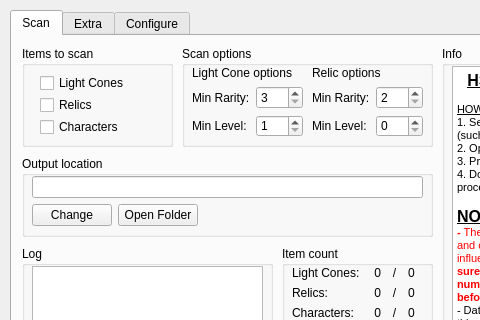
kel-z/HSR-Scanner, file src/ui/hsr_scanner.ui: the form before one commit; both pictures show x 0 to 480 and y 0 to 320 of the 700 by 450 pixel window.
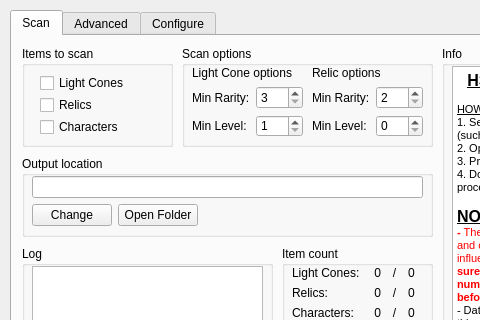
The form after the commit.

Commit message: style: tab name Extra -> Advanced

What changed in the file:
```diff
--- a/src/ui/hsr_scanner.ui
+++ b/src/ui/hsr_scanner.ui
@@ -587,7 +587,7 @@
       <bool>true</bool>
      </property>
      <attribute name="title">
-      <string>Extra</string>
+      <string>Advanced</string>
      </attribute>
      <widget class="QGroupBox" name="formGroupBox_2">
       <property name="geometry">
```
Left out of the diff: 2 changed lines with no effect on the pictures. The commit also changes 2 other files.
